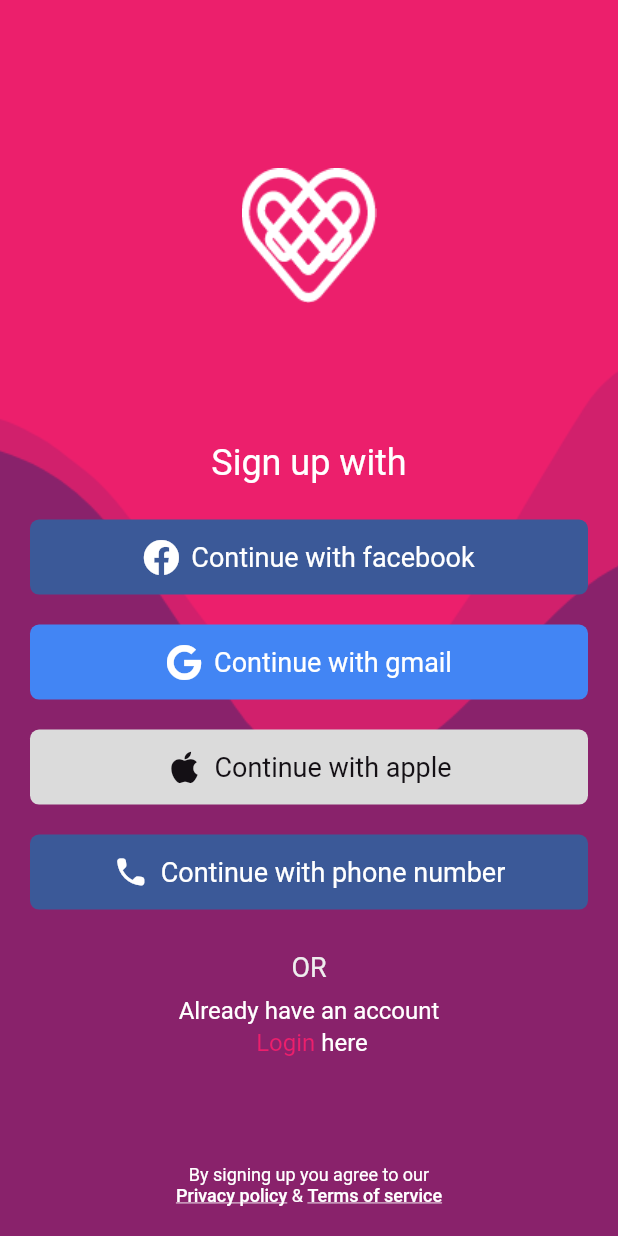
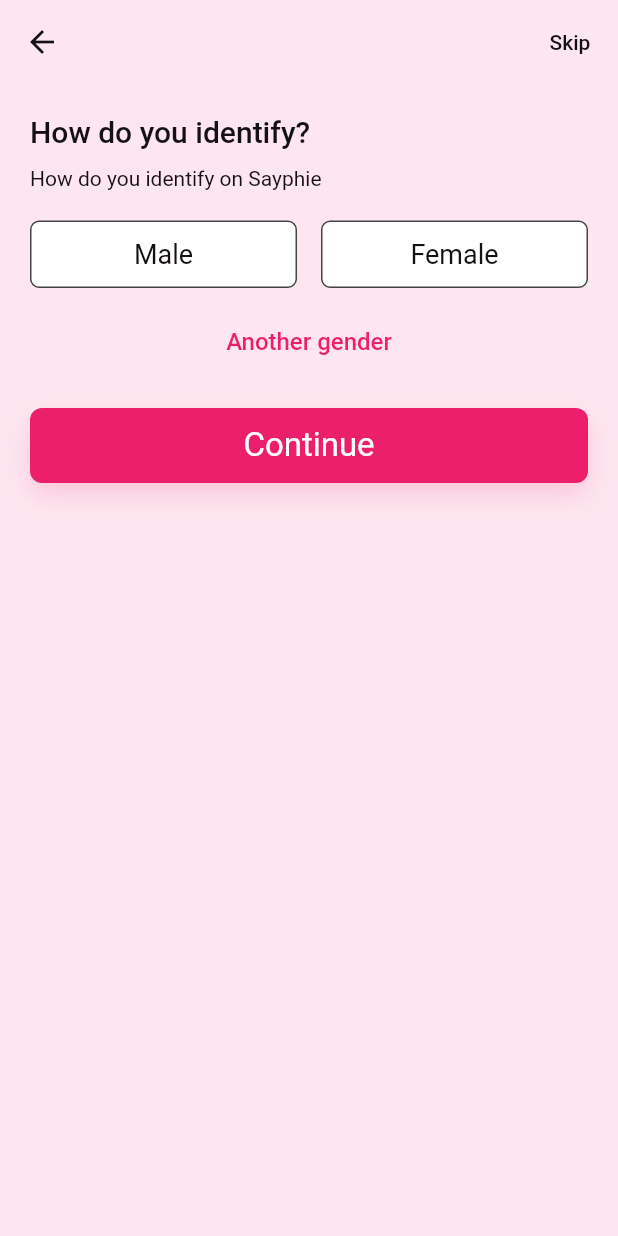
Before and after one commit to Sadypk/Sayphi, a Flutter app: the screen it shows after launch, after a tap on "Sign up", on a phone screen of 412 x 824 dp. Run offline on Flutter 3.47's test engine with Material 2 defaults, Android fonts, the phone set to English and light mode, and no system bars; our stand-ins replace country_code_picker, flutter_dotenv, font_awesome_flutter, get, google_sign_in, pin_code_fields; missing offline and left inert: flutter_facebook_auth.

Commit message:
6,7,8 completed

```diff
--- a/lib/01_getStarted.dart
+++ b/lib/01_getStarted.dart
@@ -8,6 +8,7 @@ import 'package:sayphi/mainApp/resources/appColor.dart';
 import 'package:sayphi/mainApp/resources/appImages.dart';
 import 'package:sayphi/mainApp/resources/fontStyle.dart';
 import 'package:sayphi/mainApp/resources/stringResources.dart';
+import 'package:sayphi/user/view/06_how_do_you_identify_screen.dart';
 
 import 'mainApp/resources/appColor.dart';
 import 'mainApp/resources/appImages.dart';
@@ -43,7 +44,7 @@ class _GetStartedScreenState extends State<GetStartedScreen> {
               style: TextStyle(
                   fontSize: 24,
                   letterSpacing: 2.2,
-                  fontFamily: CFontFamily.FONT_LIGHT,
+                  fontFamily: CFontFamily.LIGHT,
                   color: Colors.white
               ),
             ),
@@ -53,7 +54,7 @@ class _GetStartedScreenState extends State<GetStartedScreen> {
               style: TextStyle(
                   fontSize: 44,
                   letterSpacing: 1.3,
-                  fontFamily: CFontFamily.FONT_MEDIUM,
+                  fontFamily: CFontFamily.MEDIUM,
                   color: Colors.white
               ),
             ),
@@ -63,7 +64,8 @@ class _GetStartedScreenState extends State<GetStartedScreen> {
               padding: const EdgeInsets.symmetric(horizontal: 20,vertical: 20),
               child: MainButton(
                 onPress: (){
-                  Get.to(()=>SignUpScreen());
+                  Get.to(() => UserGenderSetScreen());
+                  // Get.to(()=>SignUpScreen());
                 },
                 btnColor: Colors.white,
                 label: Strings.GetStartedScreen_Btn_SignUp,
@@ -77,7 +79,7 @@ class _GetStartedScreenState extends State<GetStartedScreen> {
                 style: TextStyle(
                   color: Colors.grey[200],
                   fontSize: 18,
-                  fontFamily: CFontFamily.FONT_REGULAR,
+                  fontFamily: CFontFamily.REGULAR,
                 ),
               ),
             ),
@@ -88,7 +90,7 @@ class _GetStartedScreenState extends State<GetStartedScreen> {
                   text: Strings.AlreadyHaveAcc,
                   style: TextStyle(
                       fontSize: 16,
-                      fontFamily: CFontFamily.FONT_REGULAR,
+                      fontFamily: CFontFamily.REGULAR,
                       color: Colors.white,
                       height: 1.3
                   ),
@@ -100,7 +102,7 @@ class _GetStartedScreenState extends State<GetStartedScreen> {
                         text: Strings.Login,
                         style: TextStyle(
                             fontSize: 16,
-                            fontFamily: CFontFamily.FONT_REGULAR,
+                            fontFamily: CFontFamily.REGULAR,
                             color: AppColor.PRIMARY
                         )
                     ),
@@ -108,7 +110,7 @@ class _GetStartedScreenState extends State<GetStartedScreen> {
                         text: Strings.Here,
                         style: TextStyle(
                             fontSize: 16,
-                            fontFamily: CFontFamily.FONT_REGULAR,
+                            fontFamily: CFontFamily.REGULAR,
                             color: Colors.white
                         )
                     )
@@ -123,7 +125,7 @@ class _GetStartedScreenState extends State<GetStartedScreen> {
               textAlign: TextAlign.center,
               style: TextStyle(
                   fontSize: 12,
-                  fontFamily: CFontFamily.FONT_REGULAR,
+                  fontFamily: CFontFamily.REGULAR,
                   color: Colors.white
               ),
             ),
@@ -134,7 +136,7 @@ class _GetStartedScreenState extends State<GetStartedScreen> {
                     text: Strings.PrivacyPolicy,
                     style: TextStyle(
                         fontSize: 12,
-                        fontFamily: CFontFamily.FONT_MEDIUM,
+                        fontFamily: CFontFamily.MEDIUM,
                         color: Colors.white,
                         decoration: TextDecoration.underline
                     ),
@@ -142,14 +144,14 @@ class _GetStartedScreenState extends State<GetStartedScreen> {
                       TextSpan(
                           text: Strings.AND,
                           style: TextStyle(
-                              fontFamily: CFontFamily.FONT_REGULAR,
+                              fontFamily: CFontFamily.REGULAR,
                               decoration: TextDecoration.none
                           )
                       ),
                       TextSpan(
                           text: Strings.ToS,
                           style: TextStyle(
-                            fontFamily: CFontFamily.FONT_MEDIUM,
+                            fontFamily: CFontFamily.MEDIUM,
                           )
                       )
                     ]
--- a/lib/app.dart
+++ b/lib/app.dart
@@ -11,12 +11,19 @@ class App extends StatelessWidget {
       title: 'Sayphi',
       defaultTransition: Transition.cupertino,
       theme: ThemeData(
+        appBarTheme: AppBarTheme(
+          color: Colors.transparent,
+          elevation: 0,
+          iconTheme: IconThemeData(
+            color: AppColor.TEXT_COLOR
+          )
+        ),
         textTheme: Theme.of(context).textTheme.apply(
           bodyColor: AppColor.TEXT_COLOR,
           displayColor: AppColor.TEXT_COLOR,
         ),
         scaffoldBackgroundColor: AppColor.SCAFFOLD_BACKGROUND,
-        fontFamily: CFontFamily.FONT_LIGHT
+        fontFamily: CFontFamily.LIGHT
       ),
       home: GetStartedScreen(),
     );
--- a/lib/authentication/view/02_SignUpScreen.dart
+++ b/lib/authentication/view/02_SignUpScreen.dart
@@ -45,7 +45,7 @@ class SignUpScreen extends StatelessWidget {
                       style: TextStyle(
                         color: Colors.white,
                         fontSize: 24,
-                        fontFamily: CFontFamily.FONT_REGULAR
+                        fontFamily: CFontFamily.REGULAR
                       ),
                     ),
 
@@ -86,7 +86,7 @@ class SignUpScreen extends StatelessWidget {
                         style: TextStyle(
                           color: Colors.grey[200],
                           fontSize: 18,
-                          fontFamily: CFontFamily.FONT_REGULAR,
+                          fontFamily: CFontFamily.REGULAR,
                         ),
                       ),
                     ),
@@ -97,7 +97,7 @@ class SignUpScreen extends StatelessWidget {
                           text: Strings.AlreadyHaveAcc,
                           style: TextStyle(
                               fontSize: 16,
-                              fontFamily: CFontFamily.FONT_REGULAR,
+                              fontFamily: CFontFamily.REGULAR,
                               color: Colors.white,
                               height: 1.3
                           ),
@@ -109,7 +109,7 @@ class SignUpScreen extends StatelessWidget {
                                 text: Strings.Login,
                                 style: TextStyle(
                                     fontSize: 16,
-                                    fontFamily: CFontFamily.FONT_REGULAR,
+                                    fontFamily: CFontFamily.REGULAR,
                                     color: AppColor.PRIMARY
                                 )
                             ),
@@ -117,7 +117,7 @@ class SignUpScreen extends StatelessWidget {
                                 text: Strings.Here,
                                 style: TextStyle(
                                     fontSize: 16,
-                                    fontFamily: CFontFamily.FONT_REGULAR,
+                                    fontFamily: CFontFamily.REGULAR,
                                     color: Colors.white
                                 )
                             )
@@ -133,7 +133,7 @@ class SignUpScreen extends StatelessWidget {
                       textAlign: TextAlign.center,
                       style: TextStyle(
                           fontSize: 12,
-                          fontFamily: CFontFamily.FONT_REGULAR,
+                          fontFamily: CFontFamily.REGULAR,
                           color: Colors.white
                       ),
                     ),
@@ -142,7 +142,7 @@ class SignUpScreen extends StatelessWidget {
                           text: Strings.PrivacyPolicy,
                           style: TextStyle(
                               fontSize: 12,
-                              fontFamily: CFontFamily.FONT_MEDIUM,
+                              fontFamily: CFontFamily.MEDIUM,
                               color: Colors.white,
                               decoration: TextDecoration.underline
                           ),
@@ -150,14 +150,14 @@ class SignUpScreen extends StatelessWidget {
                             TextSpan(
                                 text: Strings.AND,
                                 style: TextStyle(
-                                    fontFamily: CFontFamily.FONT_REGULAR,
+                                    fontFamily: CFontFamily.REGULAR,
                                     decoration: TextDecoration.none
                                 )
                             ),
                             TextSpan(
                                 text: Strings.ToS,
                                 style: TextStyle(
-                                  fontFamily: CFontFamily.FONT_MEDIUM,
+                                  fontFamily: CFontFamily.MEDIUM,
                                 )
                             )
                           ]
@@ -218,7 +218,7 @@ class AuthButton extends StatelessWidget {
                 'Continue with '+label,
                 style: TextStyle(
                   fontSize: 18,
-                  fontFamily: CFontFamily.FONT_REGULAR,
+                  fontFamily: CFontFamily.REGULAR,
                   color: textColor ?? Colors.white
                 ),
               )
--- a/lib/authentication/view/03_SignUpWithMobileScreen.dart
+++ b/lib/authentication/view/03_SignUpWithMobileScreen.dart
@@ -44,7 +44,7 @@ class SignUpWithMobileScreen extends StatelessWidget {
                           style: TextStyle(
                               color: Colors.white,
                               fontSize: 24,
-                              fontFamily: CFontFamily.FONT_REGULAR
+                              fontFamily: CFontFamily.REGULAR
                           ),
                         ),
                         SizedBox(height: 12),
@@ -54,7 +54,7 @@ class SignUpWithMobileScreen extends StatelessWidget {
                           style: TextStyle(
                             color: Colors.white,
                             fontSize: 12,
-                            fontFamily: CFontFamily.FONT_REGULAR
+                            fontFamily: CFontFamily.REGULAR
                           ),
                         ),
                         SizedBox(height: 32),
--- a/lib/authentication/view/04_LoginWithMobileEmailScreen.dart
+++ b/lib/authentication/view/04_LoginWithMobileEmailScreen.dart
@@ -43,7 +43,7 @@ class LoginWithMobileEmailScreen extends StatelessWidget {
                           style: TextStyle(
                               color: Colors.white,
                               fontSize: 24,
-                              fontFamily: CFontFamily.FONT_REGULAR
+                              fontFamily: CFontFamily.REGULAR
                           ),
                         ),
                         SizedBox(height: 12),
@@ -53,7 +53,7 @@ class LoginWithMobileEmailScreen extends StatelessWidget {
                           style: TextStyle(
                               color: Colors.white,
                               fontSize: 12,
-                              fontFamily: CFontFamily.FONT_REGULAR
+                              fontFamily: CFontFamily.REGULAR
                           ),
                         ),
                         SizedBox(height: 32),
--- a/lib/authentication/view/05_verify_otp_code.dart
+++ b/lib/authentication/view/05_verify_otp_code.dart
@@ -7,7 +7,6 @@ import 'dart:async';
 import '../../mainApp/components/mainButton.dart';
 import '../../mainApp/resources/appColor.dart';
 import '../../mainApp/resources/appImages.dart';
-import '../../mainApp/resources/fontStyle.dart';
 import '../../mainApp/resources/fontStyle.dart';
 
 class VerifyOtpScreen extends StatefulWidget {
@@ -69,7 +68,7 @@ class _VerifyOtpScreenState extends State<VerifyOtpScreen> {
                           style: TextStyle(
                               color: Colors.white,
                               fontSize: 24,
-                              fontFamily: CFontFamily.FONT_REGULAR
+                              fontFamily: CFontFamily.REGULAR
                           ),
                         ),
                         SizedBox(height: 12),
@@ -79,7 +78,7 @@ class _VerifyOtpScreenState extends State<VerifyOtpScreen> {
                           style: TextStyle(
                               color: Colors.white,
                               fontSize: 12,
-                              fontFamily: CFontFamily.FONT_REGULAR
+                              fontFamily: CFontFamily.REGULAR
                           ),
                         ),
                         SizedBox(height: 40),
@@ -149,7 +148,7 @@ class _VerifyOtpScreenState extends State<VerifyOtpScreen> {
                                   style: TextStyle(
                                     color: Colors.white,
                                     decoration: TextDecoration.underline,
-                                    fontFamily: CFontFamily.FONT_MEDIUM
+                                    fontFamily: CFontFamily.MEDIUM
                                   )
                               )]
                           ),
--- a/lib/mainApp/components/cTextFiel.dart
+++ b/lib/mainApp/components/cTextFiel.dart
@@ -1,4 +1,5 @@
 import 'package:flutter/material.dart';
+import 'package:sayphi/mainApp/resources/appColor.dart';
 
 class CTextField extends StatelessWidget {
   final String? hintText;
@@ -9,17 +10,19 @@ class CTextField extends StatelessWidget {
 
   @override
   Widget build(BuildContext context) {
-    return Container(
-        decoration: BoxDecoration(
-            color: Color(0xffF1F1F1),
-            borderRadius: BorderRadius.circular(6)
-        ),
-        child: TextField(
-          decoration: InputDecoration(
-              hintText: hintText,
-              contentPadding: EdgeInsets.only(left: 12)
-          ),
+    return TextField(
+      decoration: InputDecoration(
+        fillColor: Colors.white,
+        filled: true,
+        hintText: hintText,
+        contentPadding: EdgeInsets.only(left: 12),
+        border: OutlineInputBorder(
+          borderRadius: BorderRadius.circular(6),
+          borderSide: BorderSide(
+            color: AppColor.BORDER_COLOR
+          )
         )
+      ),
     );
   }
 }
--- a/lib/mainApp/components/mainButton.dart
+++ b/lib/mainApp/components/mainButton.dart
@@ -38,7 +38,7 @@ class MainButton extends StatelessWidget {
             label,
             style: TextStyle(
               fontSize: 22,
-              fontFamily: CFontFamily.FONT_REGULAR,
+              fontFamily: CFontFamily.REGULAR,
               color: btnColor == null ? Colors.white : AppColor.PRIMARY
             ),
           ),
--- a/lib/mainApp/resources/appColor.dart
+++ b/lib/mainApp/resources/appColor.dart
@@ -5,6 +5,8 @@ class AppColor{
   static const TEXT_COLOR = const Color(0xff141015);
 
   static const PRIMARY = const Color(0xffEC1F6C);
+  static const SCAFFOLD_BG_PINK = const Color(0xffFDE6EF);
+  static const BORDER_COLOR = const Color(0xff434448);
   static const PRIMARY_DARK = const Color(0xff89226B);
   static const TEXT_LIGHT = const Color(0xff434448);
 }
--- a/lib/mainApp/resources/fontStyle.dart
+++ b/lib/mainApp/resources/fontStyle.dart
@@ -1,8 +1,8 @@
 class CFontFamily{
-  static const FONT_THIN = 'THIN';
-  static const FONT_LIGHT = 'LIGHT';
-  static const FONT_REGULAR = 'REGULAR';
-  static const FONT_MEDIUM = 'MEDIUM';
-  static const FONT_BOLD = 'BOLD';
-  static const FONT_BLACK = 'BLACK';
+  static const THIN = 'THIN';
+  static const LIGHT = 'LIGHT';
+  static const REGULAR = 'REGULAR';
+  static const MEDIUM = 'MEDIUM';
+  static const BOLD = 'BOLD';
+  static const BLACK = 'BLACK';
 }
--- /dev/null
+++ b/lib/user/view/06_how_do_you_identify_screen.dart
@@ -0,0 +1,284 @@
+import 'package:flutter/cupertino.dart';
+import 'package:flutter/material.dart';
+import 'package:get/get.dart';
+import 'package:sayphi/mainApp/components/cTextFiel.dart';
+import 'package:sayphi/mainApp/components/mainButton.dart';
+import 'package:sayphi/mainApp/resources/appColor.dart';
+import 'package:sayphi/mainApp/resources/fontStyle.dart';
+
+class UserGenderSetScreen extends StatefulWidget {
+  const UserGenderSetScreen({Key? key}) : super(key: key);
+
+  @override
+  _UserGenderSetScreenState createState() => _UserGenderSetScreenState();
+}
+
+class _UserGenderSetScreenState extends State<UserGenderSetScreen> {
+
+  String selectedGender = '';
+  bool showGenderOnProfile = true;
+  bool extraGender = false;
+
+  @override
+  Widget build(BuildContext context) {
+    return Scaffold(
+      backgroundColor: AppColor.SCAFFOLD_BG_PINK,
+      appBar: AppBar(
+        actions: [
+          TextButton(
+            onPressed: (){},
+            child: Text(
+              'Skip',
+              style: TextStyle(
+                color: AppColor.TEXT_COLOR
+              ),
+            )
+          )
+        ],
+      ),
+      body: Container(
+        padding: EdgeInsets.all(20),
+        child: Column(
+          crossAxisAlignment: CrossAxisAlignment.start,
+          children: [
+            Text(
+              'How do you identify?',
+              style: TextStyle(
+                fontSize: 20,
+                fontFamily: CFontFamily.MEDIUM
+              ),
+            ),
+            SizedBox(height: 12),
+            Text(
+              'How do you identify on Sayphie',
+              style: TextStyle(
+                fontFamily: CFontFamily.REGULAR
+              ),
+            ),
+            SizedBox(height: 20),
+            /// male female cards
+            Row(
+              children: [
+                Expanded(
+                  child: GestureDetector(
+                    onTap: (){
+                      setState(() {
+                        selectedGender = 'male';
+                        extraGender = false;
+                      });
+                    },
+                    child: GenderBox(
+                      isSelected: selectedGender == 'male',
+                      label: 'Male',
+                    ),
+                  ),
+                ),
+                SizedBox(width: 16),
+                Expanded(
+                  child: GestureDetector(
+                    onTap: (){
+                      setState(() {
+                        selectedGender = 'female';
+                        extraGender = false;
+                      });
+                    },
+                    child: GenderBox(
+                      isSelected: selectedGender == 'female',
+                      label: 'Female',
+                    ),
+                  ),
+                ),
+              ],
+            ),
+            SizedBox(height: 12),
+
+            /// Other genders bottom sheet
+            Center(
+              child: extraGender ? Padding(
+                padding: EdgeInsets.only(top: 12),
+                child: GestureDetector(
+                  onTap: _buildOtherGenders,
+                  child: Container(
+                    height: 50,
+                    decoration: BoxDecoration(
+                      color: Colors.white,
+                      borderRadius: BorderRadius.circular(6),
+                      border: Border.all(
+                        color: AppColor.PRIMARY
+                      ),
+                      boxShadow: [
+                        BoxShadow(
+                          color: AppColor.PRIMARY.withOpacity(.1),
+                          spreadRadius: 5,
+                          blurRadius: 7
+                        )
+                      ]
+                    ),
+                    child: Row(
+                      mainAxisAlignment: MainAxisAlignment.center,
+                      children: [
+                        Text(
+                          selectedGender,
+                          style: TextStyle(
+                            fontSize: 18,
+                            fontFamily: CFontFamily.REGULAR
+                          ),
+                        ),
+                        SizedBox(width: 12),
+                        Icon(
+                          Icons.check_circle,
+                          color: Colors.green,
+                        )
+                      ],
+                    ),
+                  ),
+                ),
+              ) : TextButton(
+                onPressed: _buildOtherGenders,
+                child: Text(
+                  'Another gender',
+                  style: TextStyle(
+                    color: AppColor.PRIMARY,
+                    fontSize: 16
+                  ),
+                ),
+              ),
+            ),
+
+            /// when a gender is selected show showing profile view options
+            AnimatedCrossFade(
+              firstChild: SizedBox(),
+              secondChild: Column(
+                mainAxisSize: MainAxisSize.min,
+                crossAxisAlignment: CrossAxisAlignment.start,
+                children: [
+                  SizedBox(height: 20),
+                  Text(
+                    'Show my gender info on profile?',
+                    style: TextStyle(
+                        fontSize: 20,
+                        fontFamily: CFontFamily.MEDIUM
+                    ),
+                  ),
+                  CheckboxListTile(
+                      dense: true,
+                      controlAffinity: ListTileControlAffinity.leading,
+                      contentPadding: EdgeInsets.zero,
+                      value: showGenderOnProfile,
+                      activeColor: AppColor.PRIMARY,
+                      onChanged: (value) => setState(() => showGenderOnProfile = value!),
+                      title: Text(
+                          'Show gender info',
+                          style: TextStyle(
+                              fontSize: 16,
+                              fontFamily: CFontFamily.REGULAR
+                          )
+                      )
+                  ),
+                  SizedBox(height: 20)
+                ],
+
+              ),
+              crossFadeState: selectedGender == '' ? CrossFadeState.showFirst : CrossFadeState.showSecond,
+              duration: Duration(milliseconds: 400)
+            ),
+
+            SizedBox(height: 20),
+            MainButton(onPress: (){}, label: 'Continue')
+          ],
+        ),
+      ),
+    );
+  }
+
+  void _buildOtherGenders() {
+    Get.bottomSheet(Container(
+      height: Get.height * .8,
+      margin: EdgeInsets.only(top: Get.height * .2),
+      decoration: BoxDecoration(
+          color: AppColor.SCAFFOLD_BG_PINK,
+          borderRadius: BorderRadius.only(
+            topLeft: Radius.circular(20),
+            topRight: Radius.circular(20),
+          )
+      ),
+      child: SingleChildScrollView(
+        physics: NeverScrollableScrollPhysics(),
+        child: Column(
+
+          children: [
+            AppBar(),
+
+            Padding(
+              padding: const EdgeInsets.symmetric(horizontal: 20),
+              child: CTextField(
+                hintText: 'Search',
+              ),
+            ),
+
+            SizedBox(
+              height: Get.height * .65,
+              child: ListView.builder(
+                shrinkWrap: true,
+                padding: EdgeInsets.symmetric(horizontal: 30,vertical: 12),
+                itemCount: 200,
+                itemBuilder: (_, index) => InkWell(
+                  onTap: (){
+                    setState(() {
+                      selectedGender = 'Gender  $index';
+                      extraGender = true;
+                    });
+                    Get.back();
+                  },
+                  child: Container(
+                    padding: EdgeInsets.symmetric(vertical: 8),
+                    child: Text(
+                      'Gender  $index',
+                      style: TextStyle(
+                          fontSize: 16,
+                          fontFamily: CFontFamily.REGULAR
+                      ),
+                    ),
+                  ),
+                ),
+              ),
+            )
+
+
+          ],
+        ),
+      ),
+    ),isScrollControlled: true);
+  }
+}
+
+class GenderBox extends StatelessWidget {
+  final String label;
+  final bool isSelected;
+
+  const GenderBox({Key? key, required this.label, required this.isSelected}) : super(key: key);
+
+  @override
+  Widget build(BuildContext context) {
+    return Container(
+      height: 45,
+      decoration: BoxDecoration(
+        color: isSelected ? AppColor.PRIMARY : Colors.white,
+        borderRadius: BorderRadius.circular(6),
+        border: Border.all(
+          color: isSelected ? AppColor.PRIMARY : AppColor.BORDER_COLOR,
+        )
+      ),
+      child: Center(
+        child: Text(
+          label,
+          style: TextStyle(
+            fontSize: 18,
+            fontFamily: CFontFamily.REGULAR,
+            color: isSelected ? Colors.white : AppColor.TEXT_COLOR
+          ),
+        ),
+      ),
+    );
+  }
+}
```
